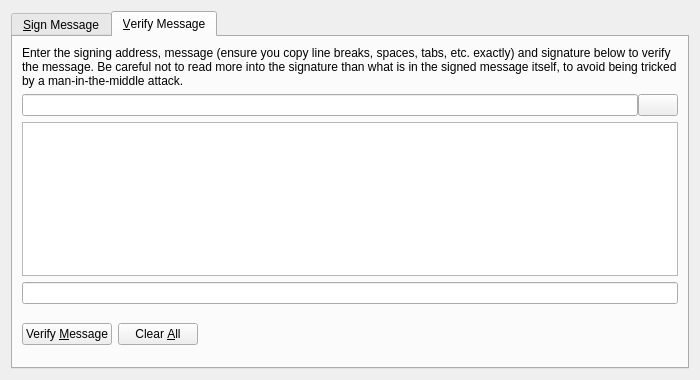
Before: the Qt Designer form src/qt/forms/signverifymessagedialog.ui in MFrcoin/MFCoin, drawn with Qt 5.
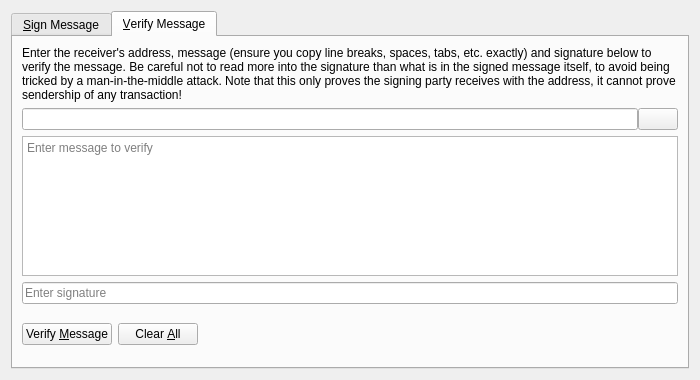
After: the same form once the commit is applied. The open tabs and pages were chosen to show the change. Icons and pictures are not drawn. Custom widgets are drawn as their Qt base class.

What changed in the file:
```diff
--- a/src/qt/forms/signverifymessagedialog.ui
+++ b/src/qt/forms/signverifymessagedialog.ui
@@ -240,7 +240,7 @@
        <item>
         <widget class="QLabel" name="infoLabel_VM">
          <property name="text">
-          <string>Enter the signing address, message (ensure you copy line breaks, spaces, tabs, etc. exactly) and signature below to verify the message. Be careful not to read more into the signature than what is in the signed message itself, to avoid being tricked by a man-in-the-middle attack.</string>
+          <string>Enter the receiver's address, message (ensure you copy line breaks, spaces, tabs, etc. exactly) and signature below to verify the message. Be careful not to read more into the signature than what is in the signed message itself, to avoid being tricked by a man-in-the-middle attack. Note that this only proves the signing party receives with the address, it cannot prove sendership of any transaction!</string>
          </property>
          <property name="textFormat">
           <enum>Qt::PlainText</enum>
@@ -291,10 +291,18 @@
         </layout>
        </item>
        <item>
-        <widget class="QPlainTextEdit" name="messageIn_VM"/>
+        <widget class="QPlainTextEdit" name="messageIn_VM">
+         <property name="placeholderText">
+          <string>Enter message to verify</string>
+         </property>
+        </widget>
        </item>
        <item>
-        <widget class="QValidatedLineEdit" name="signatureIn_VM"/>
+        <widget class="QValidatedLineEdit" name="signatureIn_VM">
+         <property name="placeholderText">
+          <string>Enter signature</string>
+         </property>
+        </widget>
        </item>
        <item>
         <layout class="QHBoxLayout" name="horizontalLayout_2_VM">
```
Left out of the diff: 19 changed lines with no effect on the pictures.
